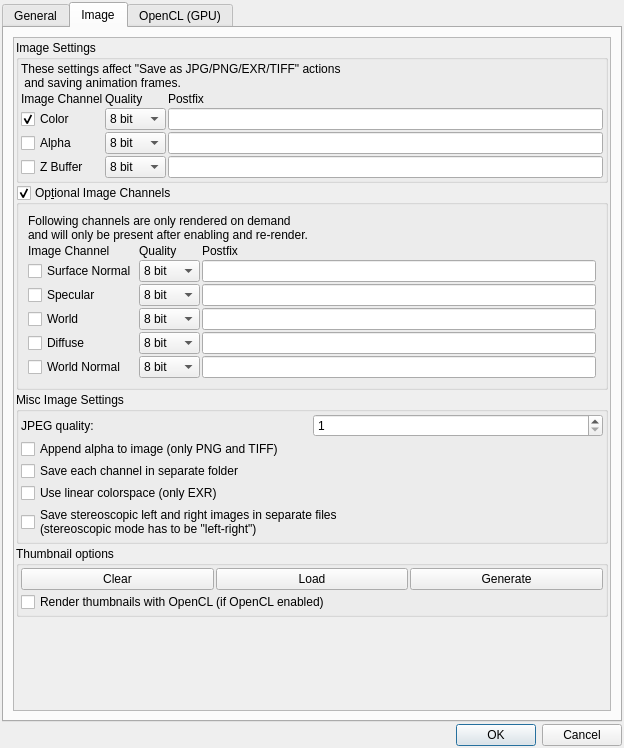
The window that mandelbulber2/qt/preferences_dialog.ui (buddhi1980/mandelbulber2) describes before a commit, drawn with Qt 5.
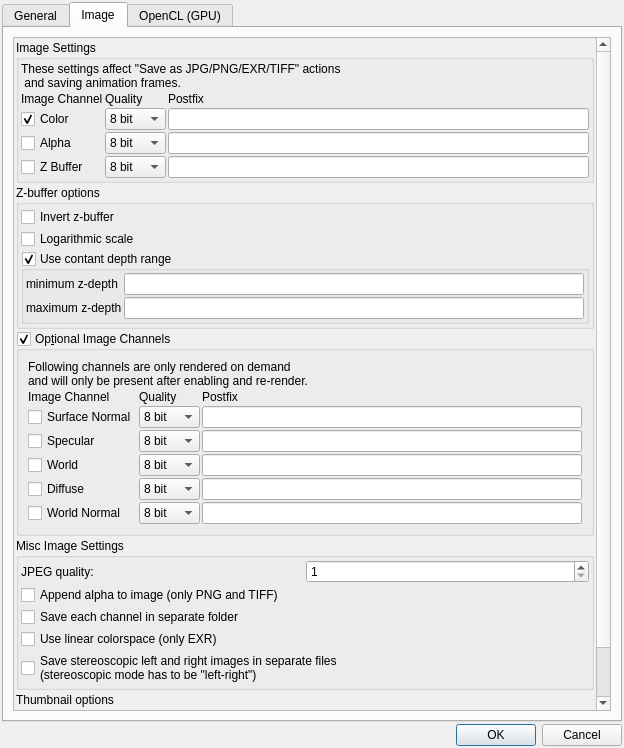
The same window after the commit. The open tabs and pages were chosen to show the change. Icons and pictures are not drawn. Custom widgets are drawn as their Qt base class.

Commit message: Added missing settings for z-buffer into Preferences dialog

The edit to the form file:
```diff
--- a/mandelbulber2/qt/preferences_dialog.ui
+++ b/mandelbulber2/qt/preferences_dialog.ui
@@ -682,8 +682,8 @@
            <rect>
             <x>0</x>
             <y>0</y>
-            <width>600</width>
-            <height>672</height>
+            <width>582</width>
+            <height>750</height>
            </rect>
           </property>
           <layout class="QVBoxLayout" name="verticalLayout_image">
@@ -867,6 +867,91 @@
              </layout>
             </widget>
            </item>
+           <item>
+            <widget class="QGroupBox" name="groupBox_3">
+             <property name="title">
+              <string>Z-buffer options</string>
+             </property>
+             <layout class="QGridLayout" name="gridLayout_6">
+              <property name="leftMargin">
+               <number>2</number>
+              </property>
+              <property name="topMargin">
+               <number>2</number>
+              </property>
+              <property name="rightMargin">
+               <number>2</number>
+              </property>
+              <property name="bottomMargin">
+               <number>2</number>
+              </property>
+              <property name="spacing">
+               <number>2</number>
+              </property>
+              <item row="0" column="0">
+               <widget class="MyCheckBox" name="checkBox_zbuffer_invert">
+                <property name="text">
+                 <string>Invert z-buffer</string>
+                </property>
+               </widget>
+              </item>
+              <item row="1" column="0">
+               <widget class="MyCheckBox" name="checkBox_zbuffer_logarithmic">
+                <property name="text">
+                 <string>Logarithmic scale</string>
+                </property>
+               </widget>
+              </item>
+              <item row="2" column="0">
+               <widget class="MyGroupBox" name="groupCheck_zbuffer_constant_range">
+                <property name="title">
+                 <string>Use contant depth range</string>
+                </property>
+                <property name="checkable">
+                 <bool>true</bool>
+                </property>
+                <layout class="QGridLayout" name="gridLayout_7">
+                 <property name="leftMargin">
+                  <number>2</number>
+                 </property>
+                 <property name="topMargin">
+                  <number>2</number>
+                 </property>
+                 <property name="rightMargin">
+                  <number>2</number>
+                 </property>
+                 <property name="bottomMargin">
+                  <number>2</number>
+                 </property>
+                 <property name="spacing">
+                  <number>2</number>
+                 </property>
+                 <item row="1" column="0">
+                  <widget class="QLabel" name="label_2">
+                   <property name="text">
+                    <string>maximum z-depth</string>
+                   </property>
+                  </widget>
+                 </item>
+                 <item row="0" column="0">
+                  <widget class="QLabel" name="label_3">
+                   <property name="text">
+                    <string>minimum z-depth</string>
+                   </property>
+                  </widget>
+                 </item>
+                 <item row="0" column="1">
+                  <widget class="MyLineEdit" name="logedit_zbuffer_min_depth"/>
+                 </item>
+                 <item row="1" column="1">
+                  <widget class="MyLineEdit" name="logedit_zbuffer_max_depth"/>
+                 </item>
+                </layout>
+               </widget>
+              </item>
+             </layout>
+            </widget>
+           </item>
            <item>
             <layout class="QVBoxLayout" name="verticalLayout_10">
              <item>
```
Left out of the diff: 4 changed lines with no effect on the pictures.
